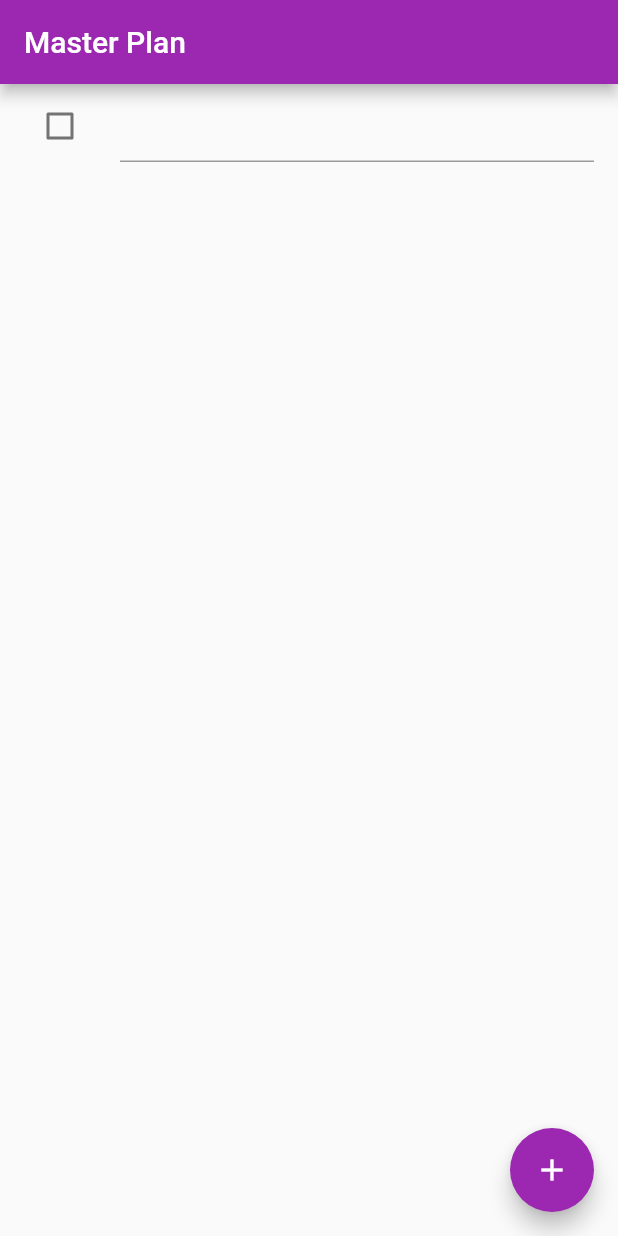
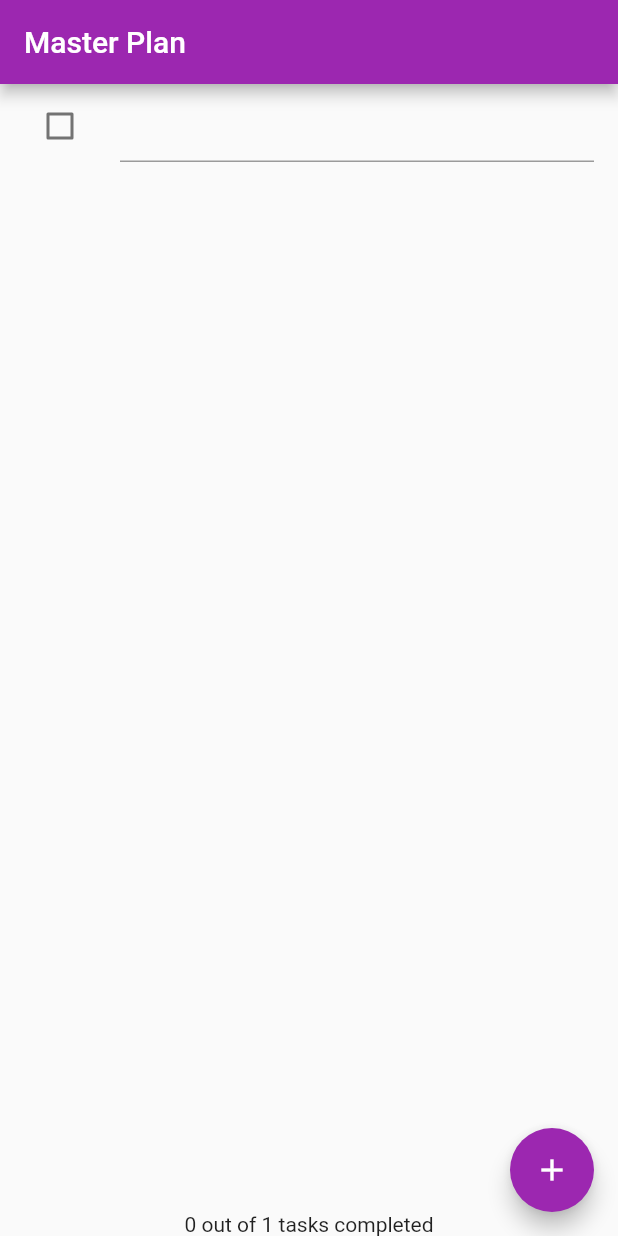
Before and after one commit to jessaleks/state_management_flutter, a Flutter app: the screen it shows after launch, after a tap on the "add" icon, on a phone screen of 412 x 824 dp. Run offline on Flutter 3.47's test engine with Material 2 defaults, Android fonts, the phone set to English and light mode, and no system bars.

Commit message:
the simplest of examples using InheritedWidget

```diff
--- a/lib/models/plan.dart
+++ b/lib/models/plan.dart
@@ -6,5 +6,6 @@ class Plan {
 
   int get completeCount => tasks.where((task) => task.complete).length;
 
-  String get completenessMessage => '$completeCount out of $tasks.length tasks';
+  String get completenessMessage =>
+      '$completeCount out of ${tasks.length} tasks completed';
 }
--- a/lib/views/plan_screen.dart
+++ b/lib/views/plan_screen.dart
@@ -1,5 +1,7 @@
 import 'package:flutter/material.dart';
 import 'package:master_plan/models/data_layer.dart';
+
+import '../plan_provider.dart';
 
 class PlanScreen extends StatefulWidget {
   const PlanScreen({Key? key}) : super(key: key);
@@ -9,7 +11,6 @@ class PlanScreen extends StatefulWidget {
 }
 
 class _PlanScreenState extends State<PlanScreen> {
-  final plan = Plan();
   late ScrollController scrollController;
 
   @override
@@ -30,14 +31,21 @@ class _PlanScreenState extends State<PlanScreen> {
 
   @override
   Widget build(BuildContext context) {
+    final plan = PlanProvider.of(context);
     return Scaffold(
       appBar: AppBar(title: const Text('Master Plan')),
-      body: _buildList(),
+      body: Column(
+        children: [
+          Expanded(child: _buildList()),
+          SafeArea(child: Text(plan.completenessMessage))
+        ],
+      ),
       floatingActionButton: _buildAddTaskButton(),
     );
   }
 
   Widget _buildAddTaskButton() {
+    final plan = PlanProvider.of(context);
     return FloatingActionButton(
         child: const Icon(Icons.add),
         onPressed: () {
@@ -48,6 +56,7 @@ class _PlanScreenState extends State<PlanScreen> {
   }
 
   Widget _buildList() {
+    final plan = PlanProvider.of(context);
     return ListView.builder(
       // the scrollController here because of an iOS specific hack
       controller: scrollController,
@@ -65,8 +74,9 @@ class _PlanScreenState extends State<PlanScreen> {
               task.complete = selected!;
             });
           }),
-      title: TextField(
-        onChanged: (text) {
+      title: TextFormField(
+        initialValue: task.description,
+        onFieldSubmitted: (text) {
           setState(() {
             task.description = text;
           });
```
